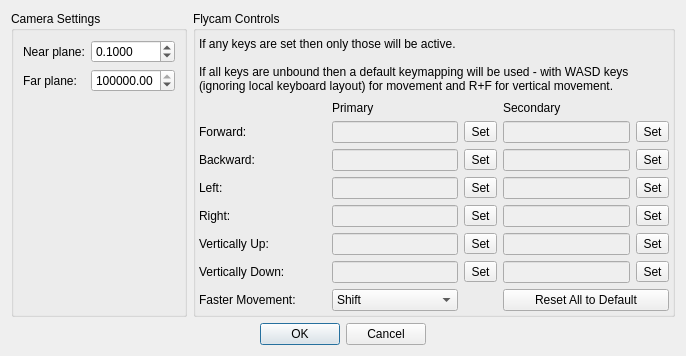
Before: the Qt Designer form qrenderdoc/Windows/Dialogs/CameraControlsDialog.ui in zhiminxiong/renderdoc, drawn with Qt 5.
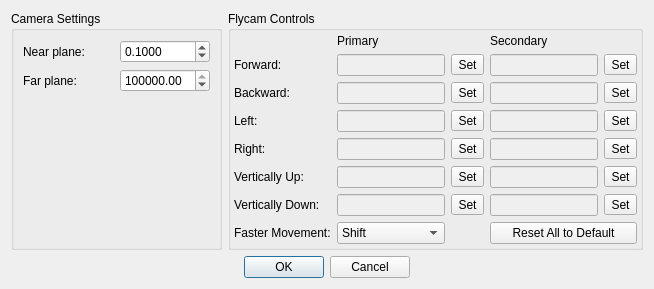
After: the same form once the commit is applied.

Commit message:
On windows/linux convert known native scancodes to default keys
* This lets us have more helpful behaviour for default keys rather than being
  all-or-nothing, and display which keys are which.

What changed in the file:
```diff
--- a/qrenderdoc/Windows/Dialogs/CameraControlsDialog.ui
+++ b/qrenderdoc/Windows/Dialogs/CameraControlsDialog.ui
@@ -6,8 +6,8 @@
    <rect>
     <x>0</x>
     <y>0</y>
-    <width>686</width>
-    <height>356</height>
+    <width>654</width>
+    <height>288</height>
    </rect>
   </property>
   <property name="windowTitle">
@@ -100,27 +100,6 @@
       <property name="bottomMargin">
        <number>3</number>
       </property>
-      <item>
-       <widget class="QLabel" name="label_10">
-        <property name="sizePolicy">
-         <sizepolicy hsizetype="Preferred" vsizetype="Preferred">
-          <horstretch>0</horstretch>
-          <verstretch>0</verstretch>
-         </sizepolicy>
-        </property>
-        <property name="text">
-         <string>If any keys are set then only those will be active.
-
-If all keys are unbound then a default keymapping will be used - with WASD keys (ignoring local keyboard layout) for movement and R+F for vertical movement.</string>
-        </property>
-        <property name="textFormat">
-         <enum>Qt::PlainText</enum>
-        </property>
-        <property name="wordWrap">
-         <bool>true</bool>
-        </property>
-       </widget>
-      </item>
       <item>
        <layout class="QGridLayout" name="gridLayout_5">
         <item row="3" column="0">
```
The commit also changes 3 other files.
